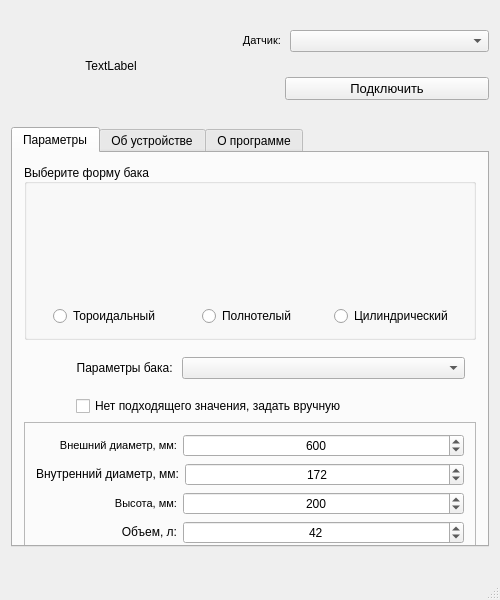
Old version of the form ComSetup/mainwindow.ui in the repository Anton-Fat/Screen_Tool_Setup.
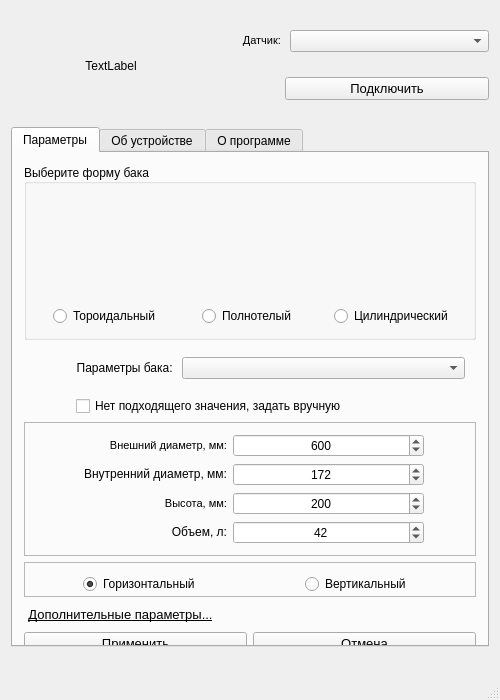
New version of the form.

```diff
--- a/ComSetup/mainwindow.ui
+++ b/ComSetup/mainwindow.ui
@@ -7,7 +7,7 @@
     <x>0</x>
     <y>0</y>
     <width>500</width>
-    <height>600</height>
+    <height>700</height>
    </rect>
   </property>
   <property name="sizePolicy">
@@ -19,13 +19,13 @@
   <property name="minimumSize">
    <size>
     <width>500</width>
-    <height>600</height>
+    <height>700</height>
    </size>
   </property>
   <property name="maximumSize">
    <size>
     <width>600</width>
-    <height>700</height>
+    <height>800</height>
    </size>
   </property>
   <property name="windowTitle">
@@ -334,9 +334,14 @@
             <enum>QLayout::SetMinimumSize</enum>
            </property>
            <item>
-            <layout class="QHBoxLayout" name="horizontalLayout_6" stretch="1,2">
+            <layout class="QHBoxLayout" name="horizontalLayout_6" stretch="1,1,0">
              <property name="sizeConstraint">
               <enum>QLayout::SetMinimumSize</enum>
+             </property>
+             <item>
+              <layout class="QVBoxLayout" name="verticalLayout_9">
+               <property name="leftMargin">
+                <number>0</number>
              </property>
              <item>
               <widget class="QLabel" name="label_10">
@@ -356,35 +361,6 @@
               </widget>
              </item>
              <item>
-              <widget class="QSpinBox" name="spinBox_D">
-               <property name="sizePolicy">
-                <sizepolicy hsizetype="Expanding" vsizetype="Fixed">
-                 <horstretch>0</horstretch>
-                 <verstretch>0</verstretch>
-                </sizepolicy>
-               </property>
-               <property name="alignment">
-                <set>Qt::AlignCenter</set>
-               </property>
-               <property name="minimum">
-                <number>100</number>
-               </property>
-               <property name="maximum">
-                <number>1000</number>
-               </property>
-               <property name="value">
-                <number>600</number>
-               </property>
-              </widget>
-             </item>
-            </layout>
-           </item>
-           <item>
-            <layout class="QHBoxLayout" name="horizontalLayout_15" stretch="1,2">
-             <property name="topMargin">
-              <number>0</number>
-             </property>
-             <item>
               <widget class="QLabel" name="label_DI">
                <property name="text">
                 <string>&lt;html&gt;&lt;head/&gt;&lt;body&gt;&lt;p align=&quot;right&quot;&gt;Внутренний диаметр, мм:&lt;/p&gt;&lt;/body&gt;&lt;/html&gt;</string>
@@ -392,29 +368,6 @@
               </widget>
              </item>
              <item>
-              <widget class="QSpinBox" name="spinBox_DI">
-               <property name="alignment">
-                <set>Qt::AlignCenter</set>
-               </property>
-               <property name="minimum">
-                <number>0</number>
-               </property>
-               <property name="maximum">
-                <number>9999</number>
-               </property>
-               <property name="value">
-                <number>172</number>
-               </property>
-              </widget>
-             </item>
-            </layout>
-           </item>
-           <item>
-            <layout class="QHBoxLayout" name="horizontalLayout_5" stretch="1,2">
-             <property name="sizeConstraint">
-              <enum>QLayout::SetMinimumSize</enum>
-             </property>
-             <item>
               <widget class="QLabel" name="label_9">
                <property name="sizePolicy">
                 <sizepolicy hsizetype="Minimum" vsizetype="Minimum">
@@ -432,41 +385,79 @@
               </widget>
              </item>
              <item>
-              <widget class="QSpinBox" name="spinBox_H">
-               <property name="sizePolicy">
-                <sizepolicy hsizetype="Expanding" vsizetype="Fixed">
-                 <horstretch>0</horstretch>
-                 <verstretch>0</verstretch>
-                </sizepolicy>
-               </property>
-               <property name="alignment">
-                <set>Qt::AlignCenter</set>
-               </property>
-               <property name="minimum">
-                <number>100</number>
-               </property>
-               <property name="maximum">
-                <number>1000</number>
-               </property>
-               <property name="value">
-                <number>200</number>
-               </property>
-              </widget>
-             </item>
-            </layout>
-           </item>
-           <item>
-            <layout class="QHBoxLayout" name="horizontalLayout_14" stretch="1,2">
-             <property name="topMargin">
-              <number>0</number>
-             </property>
-             <item>
               <widget class="QLabel" name="label_4">
                <property name="text">
                 <string>&lt;html&gt;&lt;head/&gt;&lt;body&gt;&lt;p align=&quot;right&quot;&gt;Объем, л:&lt;/p&gt;&lt;/body&gt;&lt;/html&gt;</string>
                </property>
               </widget>
              </item>
+              </layout>
+             </item>
+             <item>
+              <layout class="QVBoxLayout" name="verticalLayout_10">
+               <property name="leftMargin">
+                <number>0</number>
+               </property>
+               <item>
+                <widget class="QSpinBox" name="spinBox_D">
+                 <property name="sizePolicy">
+                  <sizepolicy hsizetype="Expanding" vsizetype="Fixed">
+                   <horstretch>0</horstretch>
+                   <verstretch>0</verstretch>
+                  </sizepolicy>
+                 </property>
+                 <property name="alignment">
+                  <set>Qt::AlignCenter</set>
+                 </property>
+                 <property name="minimum">
+                  <number>100</number>
+                 </property>
+                 <property name="maximum">
+                  <number>1000</number>
+                 </property>
+                 <property name="value">
+                  <number>600</number>
+                 </property>
+                </widget>
+               </item>
+               <item>
+                <widget class="QSpinBox" name="spinBox_DI">
+                 <property name="alignment">
+                  <set>Qt::AlignCenter</set>
+                 </property>
+                 <property name="minimum">
+                  <number>100</number>
+                 </property>
+                 <property name="maximum">
+                  <number>1000</number>
+                 </property>
+                 <property name="value">
+                  <number>172</number>
+                 </property>
+                </widget>
+               </item>
+               <item>
+                <widget class="QSpinBox" name="spinBox_H">
+                 <property name="sizePolicy">
+                  <sizepolicy hsizetype="Expanding" vsizetype="Fixed">
+                   <horstretch>0</horstretch>
+                   <verstretch>0</verstretch>
+                  </sizepolicy>
+                 </property>
+                 <property name="alignment">
+                  <set>Qt::AlignCenter</set>
+                 </property>
+                 <property name="minimum">
+                  <number>100</number>
+                 </property>
+                 <property name="maximum">
+                  <number>1000</number>
+                 </property>
+                 <property name="value">
+                  <number>200</number>
+                 </property>
+                </widget>
+               </item>
              <item>
               <widget class="QSpinBox" name="spinBox_V">
                <property name="alignment">
@@ -482,6 +473,21 @@
              </item>
             </layout>
            </item>
+             <item>
+              <spacer name="horizontalSpacer_7">
+               <property name="orientation">
+                <enum>Qt::Horizontal</enum>
+               </property>
+               <property name="sizeHint" stdset="0">
+                <size>
+                 <width>40</width>
+                 <height>20</height>
+                </size>
+               </property>
+              </spacer>
+             </item>
+            </layout>
+           </item>
           </layout>
          </widget>
         </item>
@@ -531,7 +537,7 @@
           <property name="sizeHint" stdset="0">
            <size>
             <width>20</width>
-            <height>40</height>
+            <height>20</height>
            </size>
           </property>
          </spacer>
```
Left out of the diff: 239 changed lines with no effect on the pictures. Lines whose indentation alone changed are shown as unchanged.
